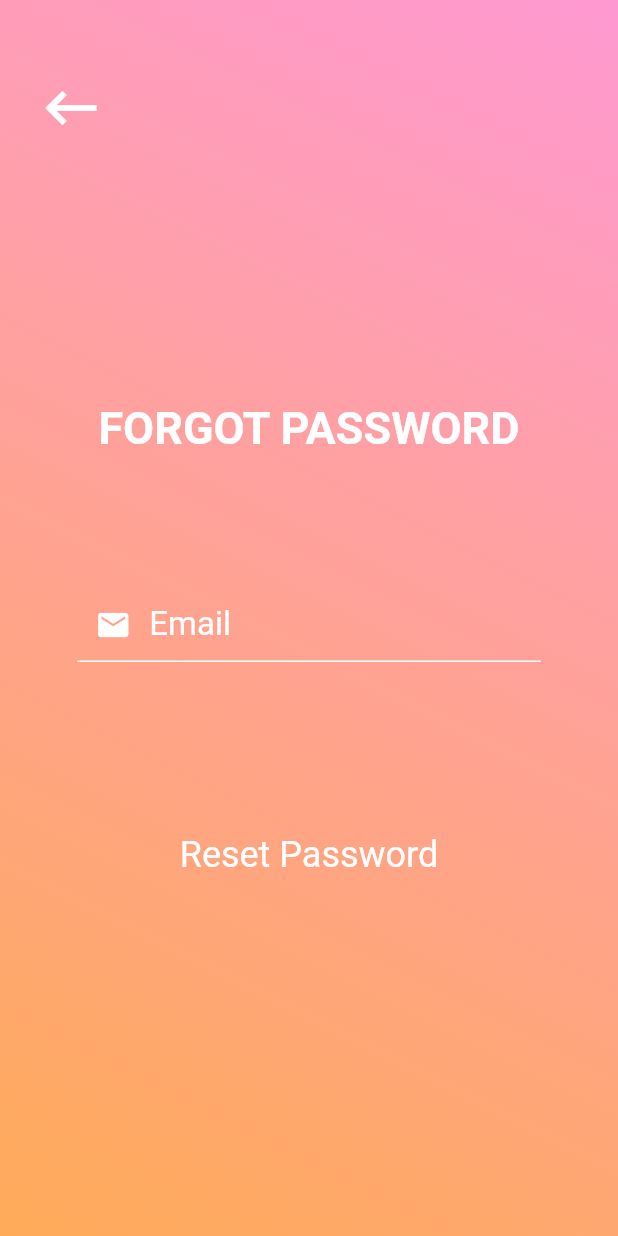
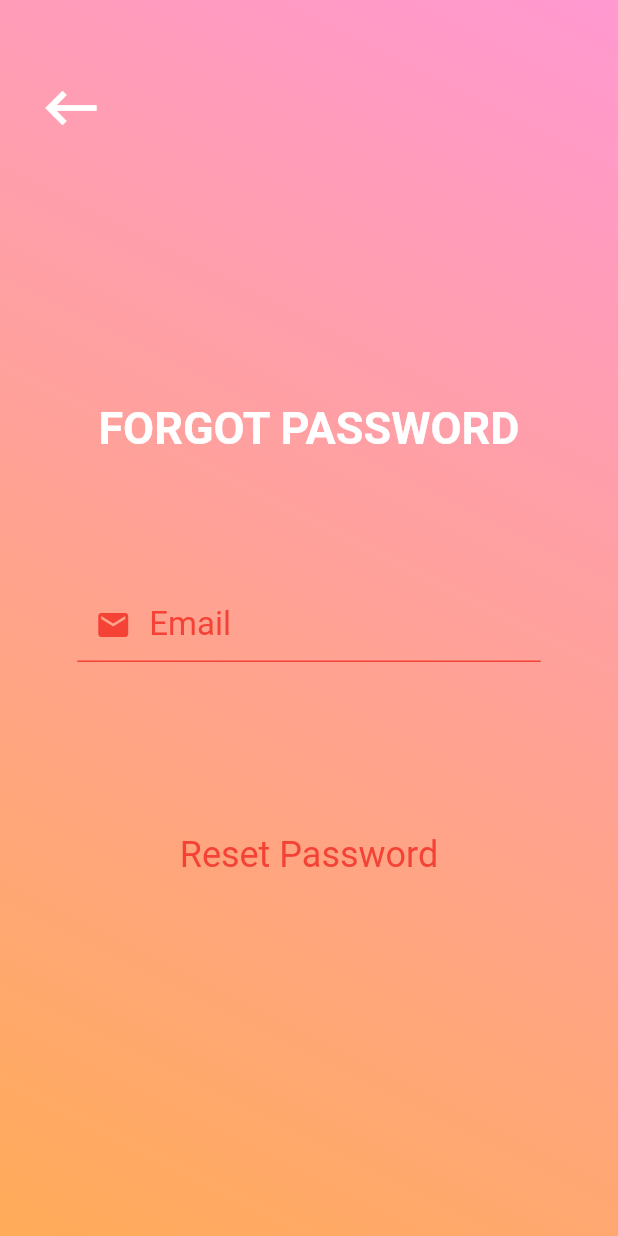
Before and after one commit to Omine100/Thirty, a Flutter app: the LoginScreen screen opened directly with empty values, after a tap on the "arrow forward ios" icon, after a tap on "Already have an account? LOGIN!", after a tap on "Forgot Password?", on a phone screen of 412 x 824 dp. Run offline on Flutter 3.47's test engine with Material 2 defaults, Android fonts, the phone set to English and light mode, and no system bars; our stand-ins replace cloud_firestore, firebase_auth, intro_slider, lottie, page_transition; accounts and stored records are empty.

Commit message:
themes.dart update
I think that I am getting close to finishing the dark theme thing

```diff
--- a/thirty_1.0/thirty/lib/pages/forgotPassword.dart
+++ b/thirty_1.0/thirty/lib/pages/forgotPassword.dart
@@ -26,29 +26,29 @@ class _ForgotPasswordScreenState extends State<ForgotPasswordScreen> {
     return new TextFormField(
       keyboardType: TextInputType.emailAddress,
       style: TextStyle(
-        color: Theme.of(context).colorScheme.forgotPasswordTextInputColor,
+        color: themes.getColor(context, "forgotPasswordTextInputColor"),
         fontSize: Theme.of(context).textTheme.forgotPasswordTextInputFontSize,
       ),
       decoration: InputDecoration(
         prefixIcon: Icon(
           Icons.email,
-          color: Theme.of(context).colorScheme.forgotPasswordTextInputColor,
+          color: themes.getColor(context, "forgotPasswordTextInputColor"),
         ),
         hintText: "Email",
         hintStyle: TextStyle(
-          color: Theme.of(context).colorScheme.forgotPasswordTextInputColor,
+          color: themes.getColor(context, "forgotPasswordTextInputColor"),
         ),
         labelStyle: TextStyle(
-          color: Theme.of(context).colorScheme.forgotPasswordTextInputColor,
+          color: themes.getColor(context, "forgotPasswordTextInputColor"),
         ),
         enabledBorder: UnderlineInputBorder(
           borderSide: BorderSide(
-            color: Theme.of(context).colorScheme.forgotPasswordTextInputColor,
+            color: themes.getColor(context, "forgotPasswordTextInputColor"),
           ),
         ),
         focusedBorder: UnderlineInputBorder(
           borderSide: BorderSide(
-            color: Theme.of(context).colorScheme.forgotPasswordTextInputColor,
+            color: themes.getColor(context, "forgotPasswordTextInputColor"),
           ),
         ),
       ),
@@ -69,8 +69,8 @@ class _ForgotPasswordScreenState extends State<ForgotPasswordScreen> {
         decoration: BoxDecoration(
           gradient: themesGradients.bodyLinearGradient(
               context,
-              Theme.of(context).colorScheme.backgroundGradientTopRightColor,
-              Theme.of(context).colorScheme.backgroundGradientBottomLeftColor,
+              themes.getColor(context, "backgroundGradientTopRightColor"),
+              themes.getColor(context, "backgroundGradientBottomLeftColor"),
               false),
         ),
         child: Stack(
@@ -117,9 +117,8 @@ class _ForgotPasswordScreenState extends State<ForgotPasswordScreen> {
                     child: Text(
                       "Reset Password",
                       style: TextStyle(
-                        color: Theme.of(context)
-                            .colorScheme
-                            .forgotPasswordResetColor,
+                        color: themes.getColor(
+                            context, "forgotPasswordResetColor"),
                         fontSize: Theme.of(context)
                             .textTheme
                             .forgotPasswordResetFontSize,
--- a/thirty_1.0/thirty/lib/pages/login.dart
+++ b/thirty_1.0/thirty/lib/pages/login.dart
@@ -97,7 +97,7 @@ class _LoginScreenState extends State<LoginScreen> {
           ? TextInputType.emailAddress
           : TextInputType.text,
       style: TextStyle(
-        color: Theme.of(context).colorScheme.loginTextInputColor,
+        color: themes.getColor(context, "loginTextInputColor"),
         fontSize: Theme.of(context).textTheme.loginTextInputFontSize,
       ),
       decoration: InputDecoration(
@@ -107,23 +107,23 @@ class _LoginScreenState extends State<LoginScreen> {
                   ? Icons.lock
                   : Icons.person
               : Icons.email,
-          color: Theme.of(context).colorScheme.loginTextInputColor,
+          color: themes.getColor(context, "loginTextInputColor"),
         ),
         hintText: key,
         hintStyle: TextStyle(
-          color: Theme.of(context).colorScheme.loginTextInputColor,
+          color: themes.getColor(context, "loginTextInputColor"),
         ),
         labelStyle: TextStyle(
-          color: Theme.of(context).colorScheme.loginTextInputColor,
+          color: themes.getColor(context, "loginTextInputColor"),
         ),
         enabledBorder: UnderlineInputBorder(
           borderSide: BorderSide(
-            color: Theme.of(context).colorScheme.loginTextInputColor,
+            color: themes.getColor(context, "loginTextInputColor"),
           ),
         ),
         focusedBorder: UnderlineInputBorder(
           borderSide: BorderSide(
-            color: Theme.of(context).colorScheme.loginTextInputColor,
+            color: themes.getColor(context, "loginTextInputColor"),
           ),
         ),
       ),
@@ -154,7 +154,7 @@ class _LoginScreenState extends State<LoginScreen> {
       },
       child: Icon(
         _isVisible ? Icons.visibility : Icons.visibility_off,
-        color: Theme.of(context).colorScheme.loginVisibilityButtonColor,
+        color: themes.getColor(context, "loginVisibilityButtonColor"),
       ),
     );
   }
@@ -166,7 +166,7 @@ class _LoginScreenState extends State<LoginScreen> {
           ? AppLocalizations.of(context).translate("loginAlternativeSignUp")
           : AppLocalizations.of(context).translate("loginAlternativeSignIn"),
       style: TextStyle(
-        color: Theme.of(context).colorScheme.loginAlternativeButtonTextColor,
+        color: themes.getColor(context, "loginAlternativeButtonTextColor"),
         fontSize:
             Theme.of(context).textTheme.loginAlternativeButtonTextFontSize,
         fontWeight:
@@ -180,7 +180,7 @@ class _LoginScreenState extends State<LoginScreen> {
     return new Text(
       AppLocalizations.of(context).translate("loginForgotPassword"),
       style: TextStyle(
-        color: Theme.of(context).colorScheme.loginForgotPasswordButtonTextColor,
+        color: themes.getColor(context, "loginForgotPasswordButtonTextColor"),
         fontSize:
             Theme.of(context).textTheme.loginForgotPasswordButtonTextFontSize,
         fontWeight: Theme.of(context)
@@ -197,11 +197,11 @@ class _LoginScreenState extends State<LoginScreen> {
       width: 50.0,
       decoration: BoxDecoration(
         borderRadius: BorderRadius.circular(360.0),
-        color: Theme.of(context).colorScheme.loginProgressionButtonColor,
+        color: themes.getColor(context, "loginProgressionButtonColor"),
       ),
       child: Icon(
         Icons.arrow_forward_ios,
-        color: Theme.of(context).colorScheme.loginProgressionButtonIconColor,
+        color: themes.getColor(context, "loginProgressionButtonIconColor"),
       ),
     );
   }
@@ -215,10 +215,8 @@ class _LoginScreenState extends State<LoginScreen> {
           decoration: BoxDecoration(
               gradient: themesGradients.bodyLinearGradient(
                   context,
-                  Theme.of(context).colorScheme.backgroundGradientTopRightColor,
-                  Theme.of(context)
-                      .colorScheme
-                      .backgroundGradientBottomLeftColor,
+                  themes.getColor(context, "backgroundGradientTopRightColor"),
+                  themes.getColor(context, "backgroundGradientBottomLeftColor"),
                   false)),
           child: Stack(
             children: [
--- a/thirty_1.0/thirty/lib/standards/interfaceStandards.dart
+++ b/thirty_1.0/thirty/lib/standards/interfaceStandards.dart
@@ -26,8 +26,7 @@ class InterfaceStandards {
         Navigator.pop(context);
       },
       child: Icon(Icons.keyboard_backspace,
-          color:
-              Theme.of(context).colorScheme.interfaceStandardsBackButtonColor,
+          color: themes.getColor(context, "interfaceStandardsBackButtonColor"),
           size: themes.getDimension(
               context, true, "interfaceStandardsBackButtonIconDimension")),
     );
@@ -40,8 +39,7 @@ class InterfaceStandards {
       Text(
         AppLocalizations.of(context).translate(key),
         style: TextStyle(
-            color:
-                Theme.of(context).colorScheme.interfaceStandardsTitleTextColor,
+            color: themes.getColor(context, "interfaceStandardsTitleTextColor"),
             fontSize:
                 Theme.of(context).textTheme.interfaceStandardsTitleFontSize,
             fontWeight:
@@ -53,9 +51,8 @@ class InterfaceStandards {
   //User interface: Show progress
   Widget showProgress(BuildContext context) {
     return new CircularProgressIndicator(
-      backgroundColor: Theme.of(context)
-          .colorScheme
-          .interfaceStandardsProgressIndicatorColor,
+      backgroundColor:
+          themes.getColor(context, "interfaceStandardsProgressIndicatorColor"),
     );
   }
 
@@ -82,12 +79,12 @@ class InterfaceStandards {
     Slide slide = new Slide(
       title: title,
       styleTitle: TextStyle(
-          color: Theme.of(context).colorScheme.introTitleColor,
+          color: themes.getColor(context, "introTitleColor"),
           fontSize: Theme.of(context).textTheme.introTitleFontSize,
           fontWeight: Theme.of(context).typography.introTitleFontWeight),
       description: description,
       styleDescription: TextStyle(
-        color: Theme.of(context).colorScheme.introDescriptionColor,
+        color: themes.getColor(context, "introDescriptionColor"),
         fontSize: Theme.of(context).textTheme.introDescriptionFontSize,
         fontWeight: Theme.of(context).typography.introDescriptionFontWeight,
       ),
--- a/thirty_1.0/thirty/lib/standards/themes.dart
+++ b/thirty_1.0/thirty/lib/standards/themes.dart
@@ -1,34 +1,85 @@
 import 'package:flutter/material.dart';
 
 extension CustomColorScheme on ColorScheme {
-  //Color get 'name' => const Color(0x'hexValue');
-  Color get backgroundGradientTopRightColor => const Color(0xFFFF99D1);
-  Color get backgroundGradientBottomLeftColor => const Color(0xFFFFAB58);
+  Color color({String selection, bool isDark}) {
+    switch (selection) {
+      //case 'name': return isDark ? 'dark' : 'light'; break;
+      case "backgroundGradientTopRightColor":
+        return isDark ? Color(0xFFFF99D1) : Color(0xFFFF99D1);
+        break;
+      case "backgroundGradientBottomLeftColor":
+        return isDark ? Color(0xFFFFAB58) : Color(0xFFFFAB58);
+        break;
 
-  Color get interfaceStandardsBackButtonColor => const Color(0xFFFFFFFF);
-  Color get interfaceStandardsTitleTextColor => const Color(0xFFFFFFFF);
-  Color get interfaceStandardsProgressIndicatorColor => const Color(0xFFFFFFFF);
+      case "interfaceStandardsBackButtonColor":
+        return isDark ? Color(0xFFFFAB58) : Color(0xFFFFFFFF);
+        break;
+      case "interfaceStandardsTitleTextColor":
+        return isDark ? Color(0xFFFFAB58) : Color(0xFFFFFFFF);
+        break;
+      case "interfaceStandardsProgressIndicatorColor":
+        return isDark ? Color(0xFFFFAB58) : Color(0xFFFFFFFF);
+        break;
 
-  Color get welcomeSignInButtonColor => const Color(0xFFFB81D1);
-  Color get welcomeSignInButtonTextColor => const Color(0xFFFFFFFF);
-  Color get welcomeSignUpButtonColor => const Color(0xFFFFFFFF);
-  Color get welcomeLanguageSelectorButtonColor => const Color(0xFFFFFFFF);
+      case "welcomeSignInButtonColor":
+        return isDark ? Color(0xFFFFAB58) : Color(0xFFFB81D1);
+        break;
+      case "welcomeSignInButtonTextColor":
+        return isDark ? Color(0xFFFFAB58) : Color(0xFFFFFFFF);
+        break;
+      case "welcomeSignUpButtonColor":
+        return isDark ? Color(0xFFFFAB58) : Color(0xFFFFFFFF);
+        break;
+      case "welcomeLanguageSelectorButtonColor":
+        return isDark ? Color(0xFFFFAB58) : Color(0xFFFFFFFF);
+        break;
 
-  Color get loginTextInputColor => const Color(0xFFFFFFFF);
-  Color get loginProgressionButtonColor => const Color(0xFFFB81D1);
-  Color get loginProgressionButtonIconColor => const Color(0xFFFFFFFF);
-  Color get loginAlternativeButtonTextColor => const Color(0xFFFFFFFF);
-  Color get loginVisibilityButtonColor => const Color(0xFFFFFFFF);
-  Color get loginForgotPasswordButtonTextColor => const Color(0xFFFFFFFF);
-  Color get loginErrorMessageColor => const Color(0xFFF44336);
+      case "loginTextInputColor":
+        return isDark ? Color(0xFFFFAB58) : Color(0xFFFFFFFF);
+        break;
+      case "loginProgressionButtonColor":
+        return isDark ? Color(0xFFFFAB58) : Color(0xFFFB81D1);
+        break;
+      case "loginProgressionButtonIconColor":
+        return isDark ? Color(0xFFFFAB58) : Color(0xFFFFFFFF);
+        break;
+      case "loginAlternativeButtonTextColor":
+        return isDark ? Color(0xFFFFAB58) : Color(0xFFFFFFFF);
+        break;
+      case "loginVisibilityButtonColor":
+        return isDark ? Color(0xFFFFAB58) : Color(0xFFFFFFFF);
+        break;
+      case "loginForgotPasswordButtonTextColor":
+        return isDark ? Color(0xFFFFAB58) : Color(0xFFFFFFFF);
+        break;
+      case "loginErrorMessageColor":
+        return isDark ? Color(0xFFFFAB58) : Color(0xFFF44336);
+        break;
 
-  Color get forgotPasswordTextInputColor => const Color(0xFFFFFFFF);
-  Color get forgotPasswordResetColor => const Color(0xFFFFFFFF);
+      case "forgotPasswordTextInputColor":
+        return isDark ? Color(0xFFFFAB58) : Color(0xFFF44336);
+        break;
+      case "forgotPasswordResetColor":
+        return isDark ? Color(0xFFFFAB58) : Color(0xFFF44336);
+        break;
 
-  Color get introTitleColor => const Color(0xFFFFFFFF);
-  Color get introDotColor => const Color(0xFFFFFFFF);
-  Color get introDescriptionColor => const Color(0xFFFFFFFF);
-  Color get introInterfaceButtonColor => const Color(0xFFFFFFFF);
+      case "introTitleColor":
+        return isDark ? Color(0xFFFFAB58) : Color(0xFFF44336);
+        break;
+      case "introDotColor":
+        return isDark ? Color(0xFFFFAB58) : Color(0xFFF44336);
+        break;
+      case "introDescriptionColor":
+        return isDark ? Color(0xFFFFAB58) : Color(0xFFF44336);
+        break;
+      case "introInterfaceButtonColor":
+        return isDark ? Color(0xFFFFAB58) : Color(0xFFF44336);
+        break;
+      default:
+        return isDark ? Color(0xFFFFFFFF) : Color(0xFFFFFFFF);
+        break;
+    }
+  }
 }
 
 extension CustomFontSizes on TextTheme {
@@ -188,6 +239,14 @@ class Themes {
     return false;
   }
 
+  //Mechanics: Get color value
+  Color getColor(BuildContext context, String _selection) {
+    Color value = Theme.of(context)
+        .colorScheme
+        .color(selection: _selection, isDark: checkDarkTheme(context));
+    return value;
+  }
+
   //Mechanics: Get dimension value
   double getDimension(BuildContext context, bool _isHeight, String _selection) {
     double value = _isHeight
```
Also changed, not shown: thirty_1.0/thirty/lib/pages/intro.dart (+4 -4 lines), thirty_1.0/thirty/lib/pages/welcome.dart (+26 -28 lines).
